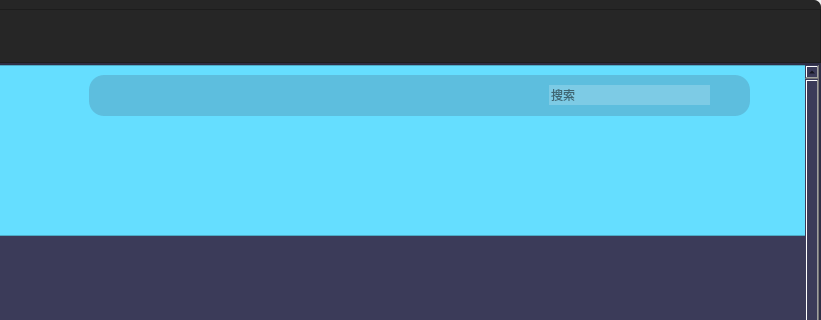
Qt form testwindow.ui (lazuream/game-system) before a commit; both pictures show x 203 to 1024 and y 0 to 320 of the 1024 by 768 pixel window.
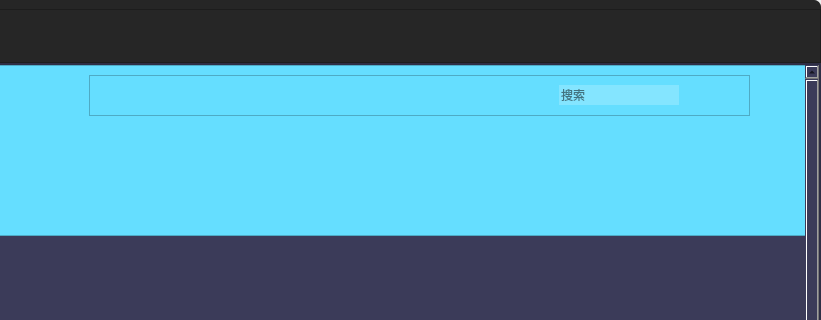
The same form after that commit.

What changed in the file:
```diff
--- a/testwindow.ui
+++ b/testwindow.ui
@@ -101,7 +101,20 @@
          <number>0</number>
         </property>
         <item>
+         <widget class="QStackedWidget" name="stackedWidget_Window">
+          <property name="currentIndex">
+           <number>1</number>
+          </property>
+          <widget class="QWidget" name="page_MainWindow">
          <widget class="QScrollArea" name="scrollArea">
+            <property name="geometry">
+             <rect>
+              <x>0</x>
+              <y>0</y>
+              <width>1022</width>
+              <height>640</height>
+             </rect>
+            </property>
           <property name="sizePolicy">
            <sizepolicy hsizetype="Expanding" vsizetype="Expanding">
             <horstretch>0</horstretch>
@@ -186,9 +199,9 @@
              <widget class="QLineEdit" name="lineEdit">
               <property name="geometry">
                <rect>
-                <x>460</x>
+                  <x>470</x>
                 <y>10</y>
-                <width>161</width>
+                  <width>160</width>
                 <height>20</height>
                </rect>
               </property>
@@ -199,6 +212,155 @@
               <property name="placeholderText">
                <string>搜索</string>
               </property>
+               </widget>
+               <widget class="QPushButton" name="pushButton_SearchGame">
+                <property name="geometry">
+                 <rect>
+                  <x>590</x>
+                  <y>10</y>
+                  <width>40</width>
+                  <height>20</height>
+                 </rect>
+                </property>
+                <property name="styleSheet">
+                 <string notr="true">background-color: rgb(255, 255, 255，0);
+border:none</string>
+                </property>
+                <property name="text">
+                 <string/>
+                </property>
+               </widget>
+              </widget>
+             </widget>
+            </widget>
+           </widget>
+          </widget>
+          <widget class="QWidget" name="page_4">
+           <widget class="QScrollArea" name="scrollArea_2">
+            <property name="geometry">
+             <rect>
+              <x>0</x>
+              <y>0</y>
+              <width>1022</width>
+              <height>640</height>
+             </rect>
+            </property>
+            <property name="sizePolicy">
+             <sizepolicy hsizetype="Expanding" vsizetype="Expanding">
+              <horstretch>0</horstretch>
+              <verstretch>8</verstretch>
+             </sizepolicy>
+            </property>
+            <property name="minimumSize">
+             <size>
+              <width>781</width>
+              <height>454</height>
+             </size>
+            </property>
+            <property name="styleSheet">
+             <string notr="true">QProgressBar{
+background-color: white; 
+border: 1px solid black;
+}</string>
+            </property>
+            <property name="widgetResizable">
+             <bool>false</bool>
+            </property>
+            <widget class="QWidget" name="scrollAreaWidgetContents_3">
+             <property name="geometry">
+              <rect>
+               <x>0</x>
+               <y>0</y>
+               <width>1007</width>
+               <height>1000</height>
+              </rect>
+             </property>
+             <property name="minimumSize">
+              <size>
+               <width>766</width>
+               <height>0</height>
+              </size>
+             </property>
+             <widget class="QFrame" name="frame_4">
+              <property name="geometry">
+               <rect>
+                <x>0</x>
+                <y>0</y>
+                <width>1011</width>
+                <height>171</height>
+               </rect>
+              </property>
+              <property name="minimumSize">
+               <size>
+                <width>771</width>
+                <height>120</height>
+               </size>
+              </property>
+              <property name="styleSheet">
+               <string notr="true">background-color: rgb(101, 222, 255);</string>
+              </property>
+              <property name="frameShape">
+               <enum>QFrame::StyledPanel</enum>
+              </property>
+              <property name="frameShadow">
+               <enum>QFrame::Raised</enum>
+              </property>
+              <widget class="QFrame" name="frame_2">
+               <property name="geometry">
+                <rect>
+                 <x>290</x>
+                 <y>10</y>
+                 <width>661</width>
+                 <height>41</height>
+                </rect>
+               </property>
+               <property name="styleSheet">
+                <string notr="true">#frame{
+background-color: rgb(59, 59, 89,0.2);
+border-radius:15px;
+}</string>
+               </property>
+               <property name="frameShape">
+                <enum>QFrame::StyledPanel</enum>
+               </property>
+               <property name="frameShadow">
+                <enum>QFrame::Raised</enum>
+               </property>
+               <widget class="QLineEdit" name="lineEdit_SearchGame_2">
+                <property name="geometry">
+                 <rect>
+                  <x>470</x>
+                  <y>10</y>
+                  <width>160</width>
+                  <height>20</height>
+                 </rect>
+                </property>
+                <property name="styleSheet">
+                 <string notr="true">background-color: rgba(255, 255, 255, 0.2);
+	border: none;</string>
+                </property>
+                <property name="placeholderText">
+                 <string>搜索</string>
+                </property>
+               </widget>
+               <widget class="QPushButton" name="pushButton_SearchGame_2">
+                <property name="geometry">
+                 <rect>
+                  <x>590</x>
+                  <y>10</y>
+                  <width>40</width>
+                  <height>20</height>
+                 </rect>
+                </property>
+                <property name="styleSheet">
+                 <string notr="true">background-color: rgb(255, 255, 255，0);
+border:none</string>
+                </property>
+                <property name="text">
+                 <string/>
+                </property>
+               </widget>
+              </widget>
              </widget>
             </widget>
            </widget>
```
Left out of the diff: 4 changed lines with no effect on the pictures. Lines whose indentation alone changed are shown as unchanged.
